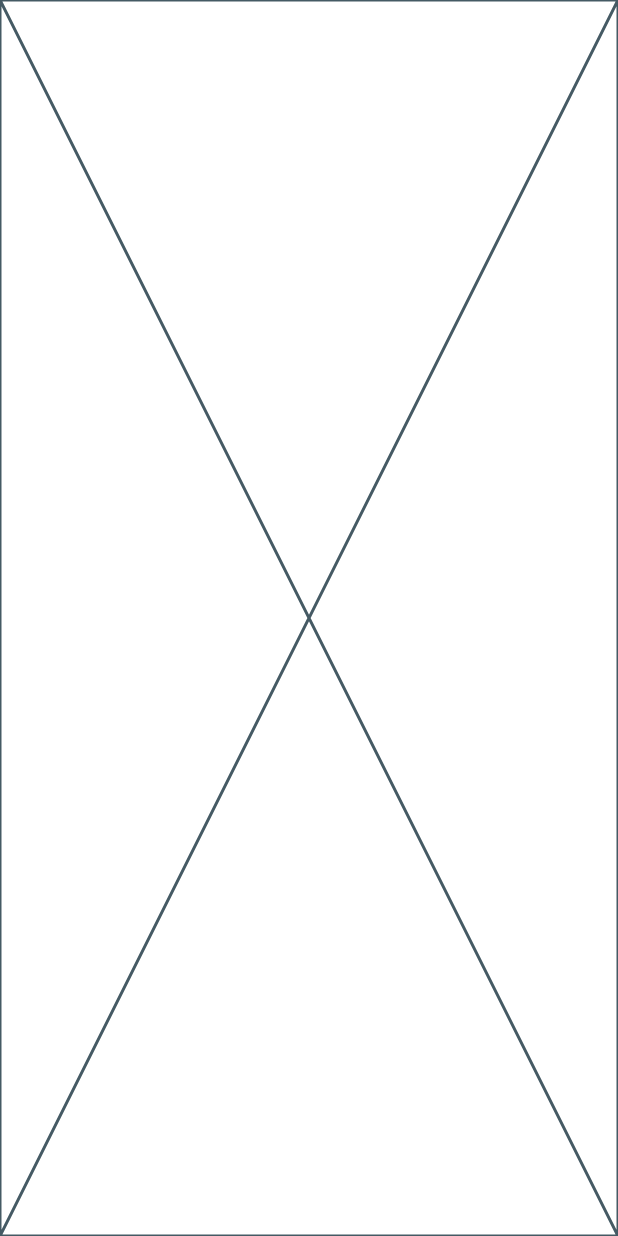
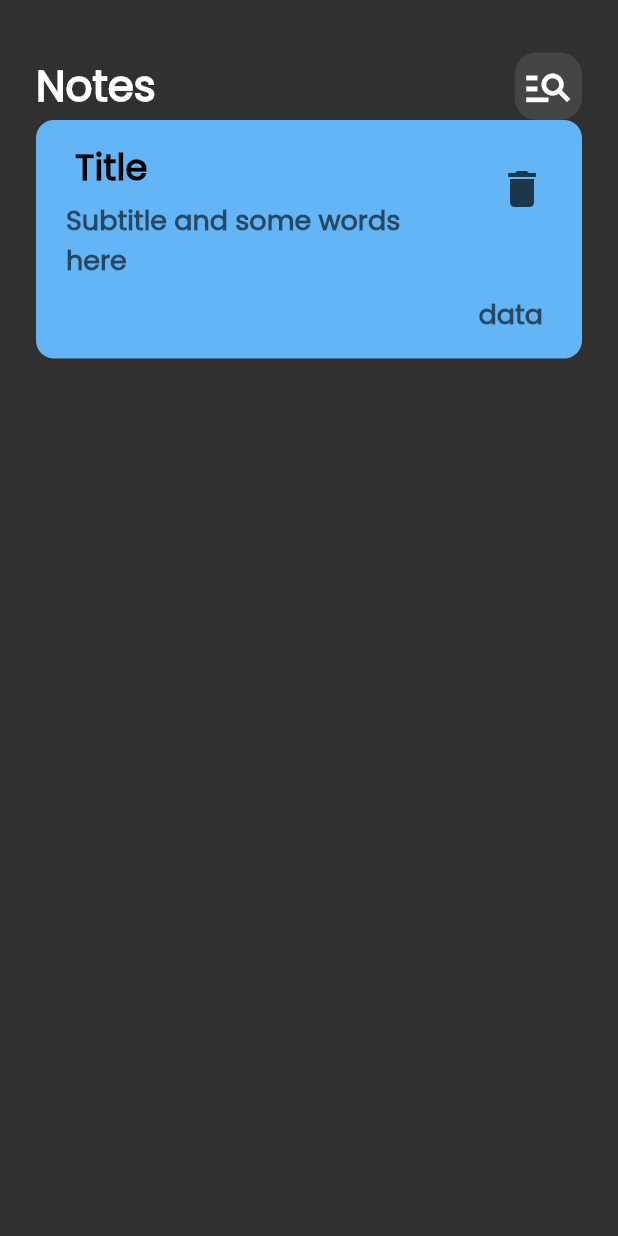
Before and after one commit to Ahmedmahmouddd/notes_app, a Flutter app: the screen it shows after launch, on a phone screen of 412 x 824 dp. Run offline on Flutter 3.47's test engine with Material 2 defaults, Android fonts, the phone set to English and light mode, and no system bars.

Commit message:
finished the first note item

```diff
--- a/lib/main.dart
+++ b/lib/main.dart
@@ -1,4 +1,5 @@
 import 'package:flutter/material.dart';
+import 'package:note_app/views/notes_view.dart';
 
 void main() {
   runApp(const NotesApp());
@@ -9,6 +10,10 @@ class NotesApp extends StatelessWidget {
 
   @override
   Widget build(BuildContext context) {
-    return const Placeholder();
+    return MaterialApp(
+      theme: ThemeData(brightness: Brightness.dark, fontFamily: 'Poppins'),
+      debugShowCheckedModeBanner: false,
+      home: const NotesView(),
+    );
   }
 }
--- /dev/null
+++ b/lib/views/notes_view.dart
@@ -0,0 +1,13 @@
+import 'package:flutter/material.dart';
+import 'package:note_app/widgets/notes_view_body.dart';
+
+class NotesView extends StatelessWidget {
+  const NotesView({super.key});
+
+  @override
+  Widget build(BuildContext context) {
+    return const Scaffold(
+      body: NotesViewBody(),
+    );
+  }
+}
--- /dev/null
+++ b/lib/widgets/custom_app_bar.dart
@@ -0,0 +1,22 @@
+import 'package:flutter/material.dart';
+
+import 'custom_search_icon.dart';
+
+class CustomAppBar extends StatelessWidget {
+  const CustomAppBar({super.key});
+
+  @override
+  Widget build(BuildContext context) {
+    return const Row(
+      mainAxisAlignment: MainAxisAlignment.spaceBetween,
+      children: [
+        Text(
+          'Notes',
+          style: TextStyle(
+              color: Colors.white, fontWeight: FontWeight.bold, fontSize: 28),
+        ),
+        CustomSearchIcon(),
+      ],
+    );
+  }
+}
--- /dev/null
+++ b/lib/widgets/custom_search_icon.dart
@@ -0,0 +1,21 @@
+import 'package:flutter/material.dart';
+
+class CustomSearchIcon extends StatelessWidget {
+  const CustomSearchIcon({super.key});
+
+  @override
+  Widget build(BuildContext context) {
+    return Container(
+      height: 45,
+      width: 45,
+      decoration: BoxDecoration(
+        borderRadius: BorderRadius.circular(15),
+        color: Colors.white.withOpacity(0.1),
+      ),
+      child: const Icon(
+        Icons.manage_search_sharp,
+        size: 35,
+      ),
+    );
+  }
+}
--- /dev/null
+++ b/lib/widgets/notes_view_body.dart
@@ -0,0 +1,85 @@
+import 'package:flutter/material.dart';
+import 'custom_app_bar.dart';
+
+class NotesViewBody extends StatelessWidget {
+  const NotesViewBody({super.key});
+
+  @override
+  Widget build(BuildContext context) {
+    // ignore: prefer_const_constructors
+    return Padding(
+      padding: const EdgeInsets.symmetric(horizontal: 24.0),
+      child: const Column(
+        children: [
+          SizedBox(height: 35),
+          CustomAppBar(),
+          NoteItem(),
+        ],
+      ),
+    );
+  }
+}
+
+class NoteItem extends StatelessWidget {
+  const NoteItem({super.key});
+
+  @override
+  Widget build(BuildContext context) {
+    return Container(
+      decoration: BoxDecoration(
+        color: Colors.blue[300],
+        borderRadius: BorderRadius.circular(12),
+      ),
+      child: Column(
+        crossAxisAlignment: CrossAxisAlignment.end,
+        children: [
+          ListTile(
+            title: const Padding(
+              padding: EdgeInsets.only(top: 10, left: 10),
+              child: Text(
+                'Title',
+                style: TextStyle(
+                    color: Colors.black,
+                    fontSize: 24,
+                    fontWeight: FontWeight.w600),
+              ),
+            ),
+            subtitle: Padding(
+              padding: const EdgeInsets.only(top: 3, bottom: 5, left: 4),
+              child: Text(
+                'Subtitle and some words here',
+                style: TextStyle(
+                  color: Colors.black.withOpacity(0.6),
+                  fontSize: 18,
+                  fontWeight: FontWeight.w600,
+                ),
+              ),
+            ),
+            trailing: Padding(
+              padding: const EdgeInsets.only(top: 6.0),
+              child: IconButton(
+                onPressed: () {},
+                icon: Icon(
+                  Icons.delete,
+                  size: 32,
+                  color: Colors.black.withOpacity(0.7),
+                ),
+              ),
+            ),
+          ),
+          Padding(
+            padding: const EdgeInsets.only(bottom: 16.0, right: 26, left: 4),
+            child: Text(
+              'data',
+              style: TextStyle(
+                color: Colors.black.withOpacity(0.6),
+                fontSize: 18,
+                fontWeight: FontWeight.bold,
+              ),
+            ),
+          )
+        ],
+      ),
+    );
+  }
+}
```
Also changed, not shown: assets/Poppins/OFL.txt (added, +93 -0 lines), pubspec.yaml (+6 -11 lines), assets/Poppins/Poppins-Regular.ttf (added).
